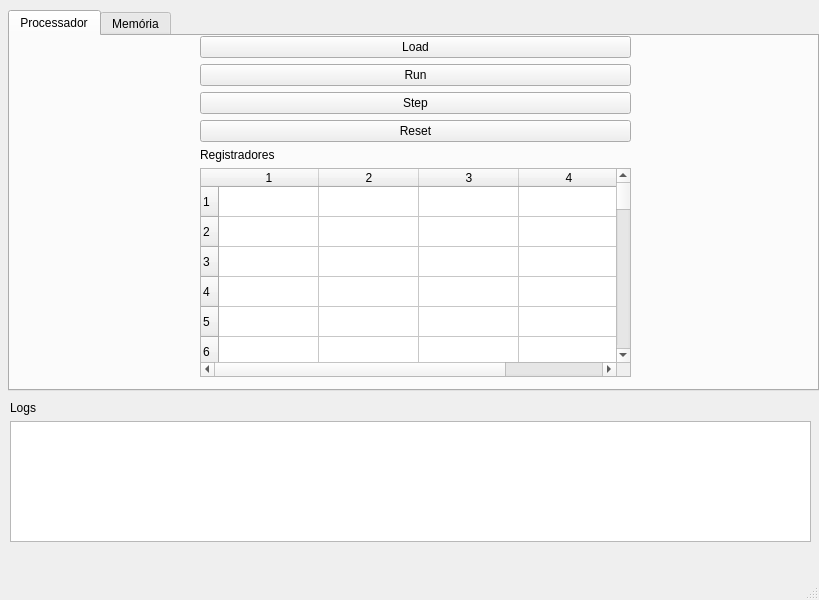
Old version of the form src/gui/mainwindow.ui in the repository th-markendorf/Simulador-de-Processador-RISC-V.
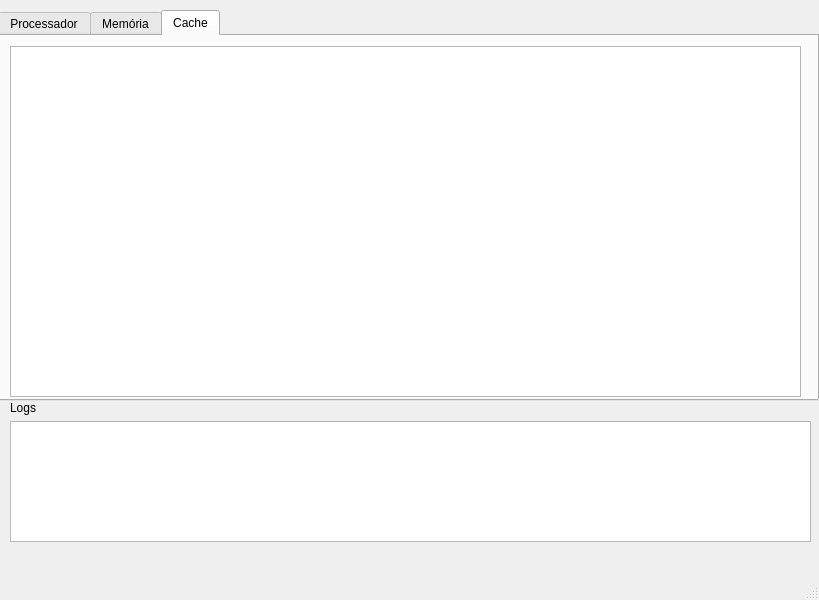
New version of the form.

Commit message:
Implementa visualização do Cache L1 na interface
- Expõe a estrutura `LinhaCache` e adiciona getters de leitura em `Cache.h` e `Core.h`.
- Adiciona nova aba "Cache" e tabela `cacheTable` no `mainwindow.ui`.
- Implementa `updateCacheUI` para popular a tabela com Índice, Validade, Tag e Dados.
- Adiciona formatação condicional (cores e contraste) para indicar linhas válidas/inválidas.
- Integra atualização do cache ao ciclo de refresh da interface (`updateUI`).

```diff
--- a/src/gui/mainwindow.ui
+++ b/src/gui/mainwindow.ui
@@ -48,14 +48,14 @@
    <widget class="QTabWidget" name="mainTabWidget">
     <property name="geometry">
      <rect>
-      <x>8</x>
+      <x>-2</x>
       <y>10</y>
-      <width>811</width>
-      <height>381</height>
+      <width>821</width>
+      <height>391</height>
      </rect>
     </property>
     <property name="currentIndex">
-     <number>0</number>
+     <number>2</number>
     </property>
     <widget class="QWidget" name="tab">
      <attribute name="title">
@@ -207,6 +207,21 @@
       </property>
      </widget>
     </widget>
+    <widget class="QWidget" name="tab_3">
+     <attribute name="title">
+      <string>Cache</string>
+     </attribute>
+     <widget class="QTableWidget" name="cacheTable">
+      <property name="geometry">
+       <rect>
+        <x>10</x>
+        <y>10</y>
+        <width>791</width>
+        <height>351</height>
+       </rect>
+      </property>
+     </widget>
+    </widget>
    </widget>
   </widget>
   <widget class="QMenuBar" name="menubar">
```
The commit also changes 4 other files.
